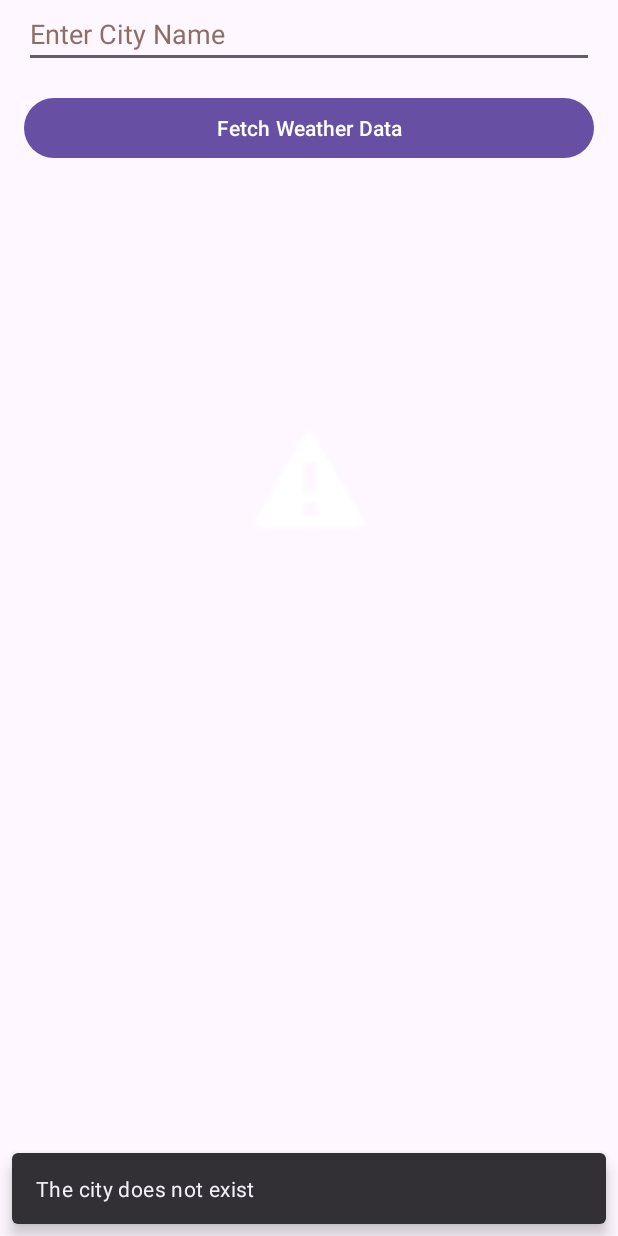
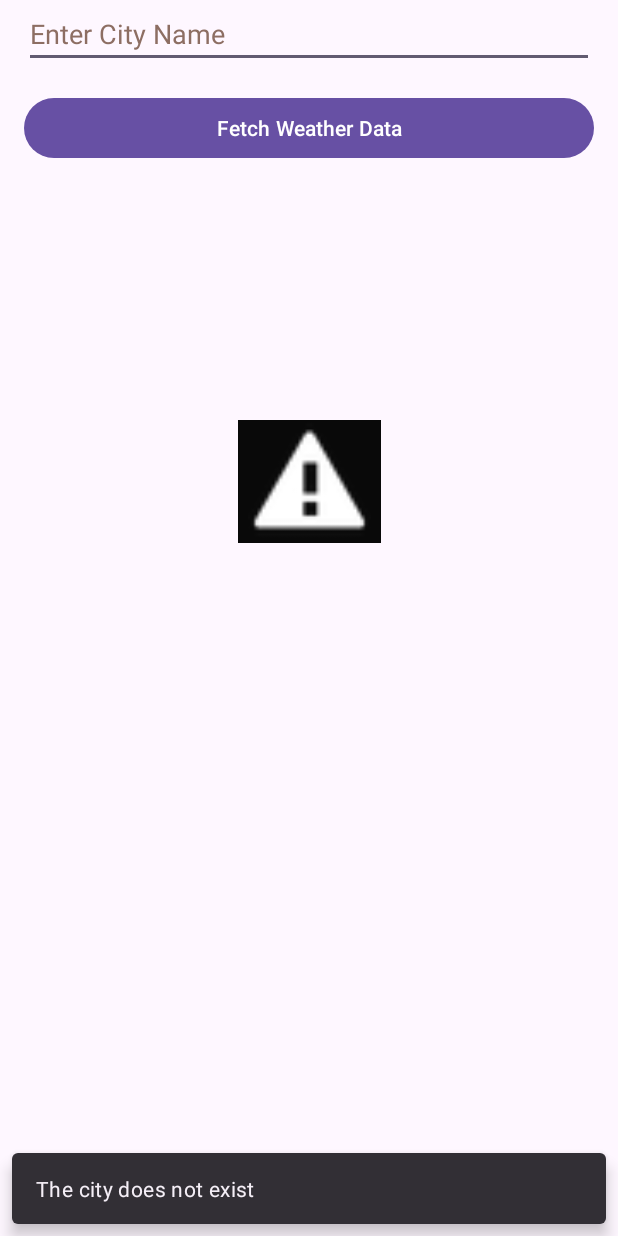
Before and after one commit to CS5520Feinberg/final-project-v2-group-11, an Android app: the SecondActivity screen opened directly, with no data from a screen before it, after a tap on "Fetch Weather Data", on a phone screen of 412 x 824 dp. Run offline under Robolectric (Android 15) with nearby library versions, the phone set to English and light mode, and no system bars.

Commit message:
made changes to the error image displayed

```diff
--- a/NUMAD23Su_gourpv2_11/app/src/main/java/com/example/numad23su_gourpv2_11/SecondActivity.java
+++ b/NUMAD23Su_gourpv2_11/app/src/main/java/com/example/numad23su_gourpv2_11/SecondActivity.java
@@ -9,6 +9,7 @@ import android.widget.EditText;
 import android.widget.ImageView;
 import android.widget.ProgressBar;
 import android.widget.TextView;
+import android.widget.Toast;
 
 import androidx.appcompat.app.AppCompatActivity;
 
@@ -93,6 +94,7 @@ public class SecondActivity extends AppCompatActivity {
 
                 runOnUiThread(() -> errorImage.setVisibility(View.VISIBLE));
                 Snackbar.make(findViewById(R.id.linearLayout), "The city does not exist", Snackbar.LENGTH_LONG).show();
+                //Toast.makeText(SecondActivity.this, "The city does not exist", Toast.LENGTH_LONG).show();
             } finally {
                 runOnUiThread(() -> progressBar.setVisibility(View.GONE));
             }
--- a/NUMAD23Su_gourpv2_11/app/src/main/res/layout/activity_second.xml
+++ b/NUMAD23Su_gourpv2_11/app/src/main/res/layout/activity_second.xml
@@ -145,6 +145,7 @@
         android:id="@+id/errorImage"
         android:layout_width="95dp"
         android:layout_height="82dp"
+        android:background="#090909"
         android:contentDescription="@string/todo"
         android:visibility="gone"
         app:layout_constraintBottom_toBottomOf="parent"
```
